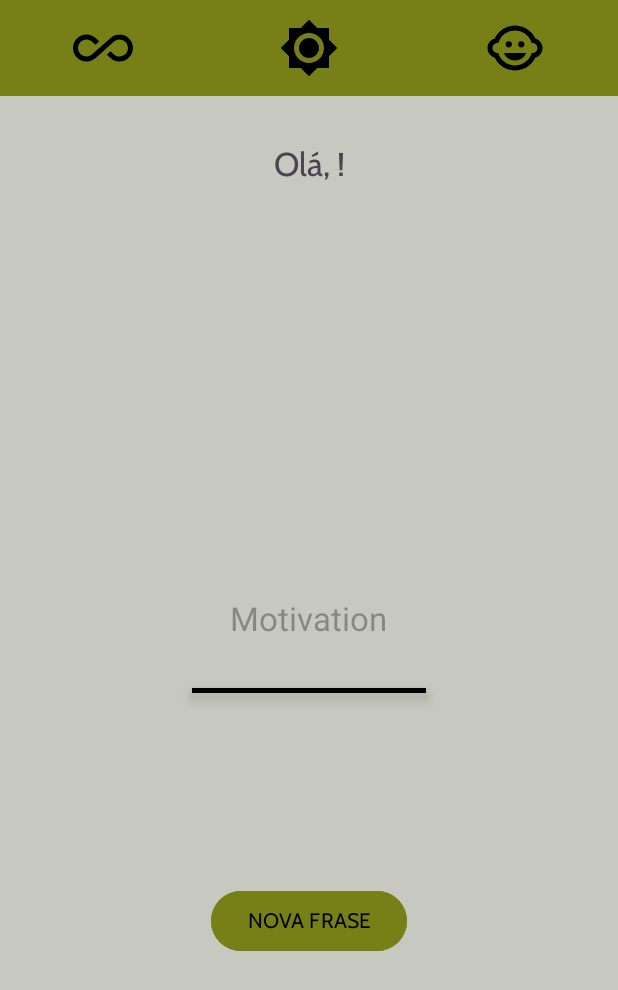
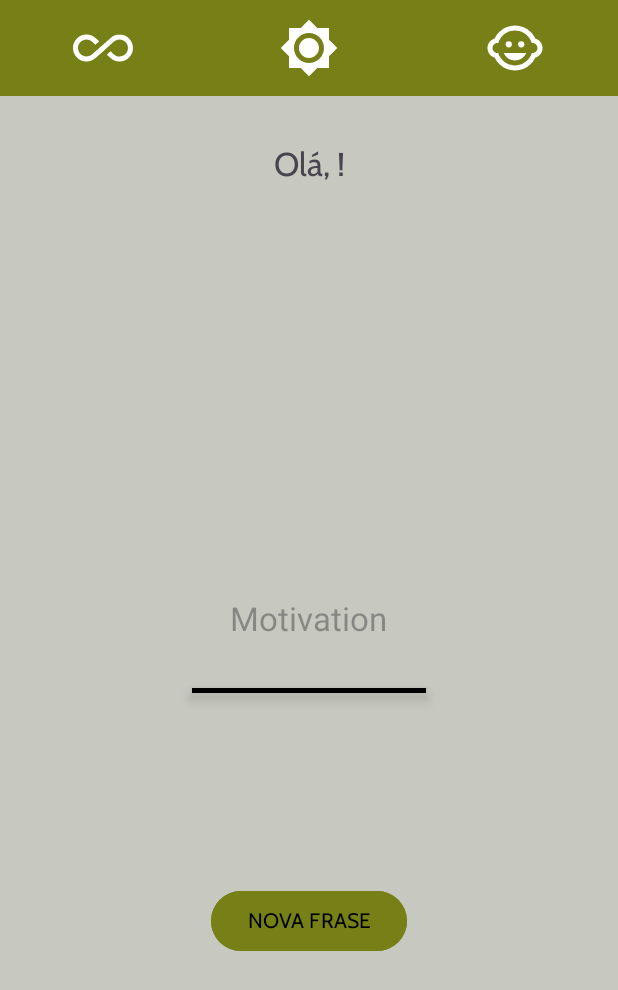
Before and after one commit to leandrodasilvamarques/Motivation, an Android app: the MainActivity screen opened directly, with no data from a screen before it, after a tap on an icon or button, on a phone screen of 412 x 824 dp. Shown: the top 990 px of the screen. Run offline under Robolectric (Android 15) with nearby library versions, the phone set to English and light mode, and no system bars; 2 other taps on this screen came first.

Commit message:
Os botões mudam de cor agora

```diff
--- a/app/src/main/java/com/leoendemy/motivao/activitys/MainActivity.kt
+++ b/app/src/main/java/com/leoendemy/motivao/activitys/MainActivity.kt
@@ -3,6 +3,7 @@ package com.leoendemy.motivao.activitys
 import android.os.Bundle
 import android.view.View
 import androidx.appcompat.app.AppCompatActivity
+import androidx.core.content.ContextCompat
 import com.leoendemy.motivao.Keys
 import com.leoendemy.motivao.R
 import com.leoendemy.motivao.SecurityPreferences
@@ -24,15 +25,18 @@ class MainActivity : AppCompatActivity(), View.OnClickListener {
 
     override fun onClick(click: View) {
         if (click.id == R.id.button_nova_frase){
-            TODO()
-        }else if(click.id == R.id.image_infinito){
 
-        }else if(click.id == R.id.image_sol){
+        } else if (click.id in listOf(R.id.image_infinito, R.id.image_sol, R.id.image_feliz)) botaoClicado(click.id)
+    }
 
-        }else if (click.id == R.id.image_feliz){
-
+    fun botaoClicado(id: Int){
+        if(id == R.id.image_infinito){
+            binding.imageInfinito.setColorFilter(ContextCompat.getColor(this, R.color.buttons_select))
+        }else if(id == R.id.image_sol){
+            binding.imageSol.setColorFilter((ContextCompat.getColor(this, R.color.buttons_select)))
+        }else if (id == R.id.image_feliz){
+            binding.imageFeliz.setColorFilter(ContextCompat.getColor(this, R.color.buttons_select))
         }
-
     }
 
     private fun setNome(){
--- a/app/src/main/res/values/colors.xml
+++ b/app/src/main/res/values/colors.xml
@@ -1,7 +1,7 @@
 <?xml version="1.0" encoding="utf-8"?>
 <resources>
     <color name="texts">#FF000000</color>
-    <color name="white">#FFFFFFFF</color>
     <color name="buttons">#768017</color>
     <color name="background_all">#81939B81</color>
+    <color name="buttons_select">#FFF</color>
 </resources>
```
